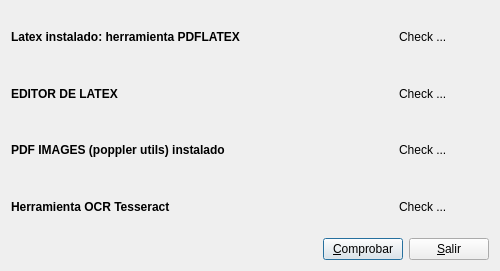
First picture: the form in check_herramientas.ui, repository DIBOSAJM/keme, before the edit.
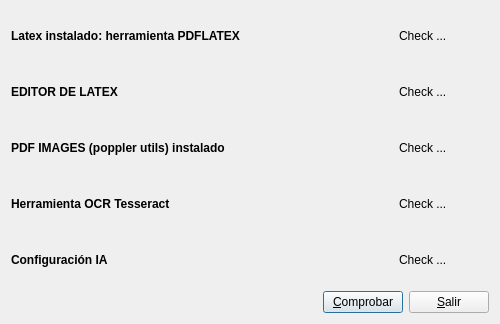
Second picture: the form after the edit. Icons and pictures are not drawn.

Commit message: Herramientas, cheq_libroiva, amort

What changed in the file:
```diff
--- a/check_herramientas.ui
+++ b/check_herramientas.ui
@@ -7,7 +7,7 @@
     <x>0</x>
     <y>0</y>
     <width>500</width>
-    <height>271</height>
+    <height>299</height>
    </rect>
   </property>
   <property name="windowTitle">
@@ -122,6 +122,31 @@
        </property>
       </widget>
      </item>
+     <item row="4" column="0">
+      <widget class="QLabel" name="IA_config_t_label">
+       <property name="minimumSize">
+        <size>
+         <width>0</width>
+         <height>50</height>
+        </size>
+       </property>
+       <property name="font">
+        <font>
+         <bold>true</bold>
+        </font>
+       </property>
+       <property name="text">
+        <string>Configuración IA</string>
+       </property>
+      </widget>
+     </item>
+     <item row="4" column="1">
+      <widget class="QLabel" name="IA_config_label">
+       <property name="text">
+        <string>Check ...</string>
+       </property>
+      </widget>
+     </item>
     </layout>
    </item>
    <item>
```
Left out of the diff: 72 changed lines with no effect on the pictures. The commit also changes 14 other files.
